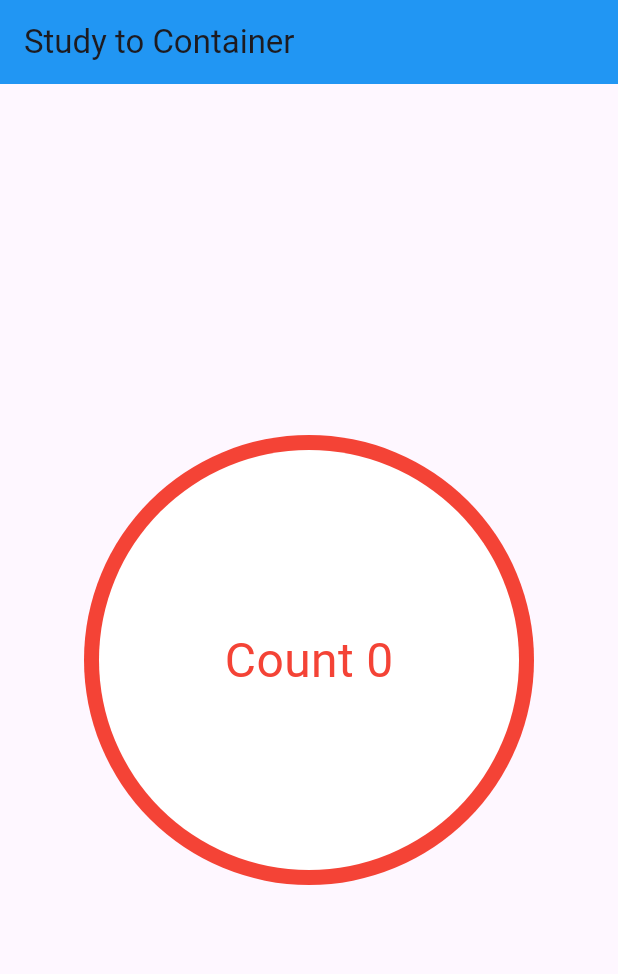
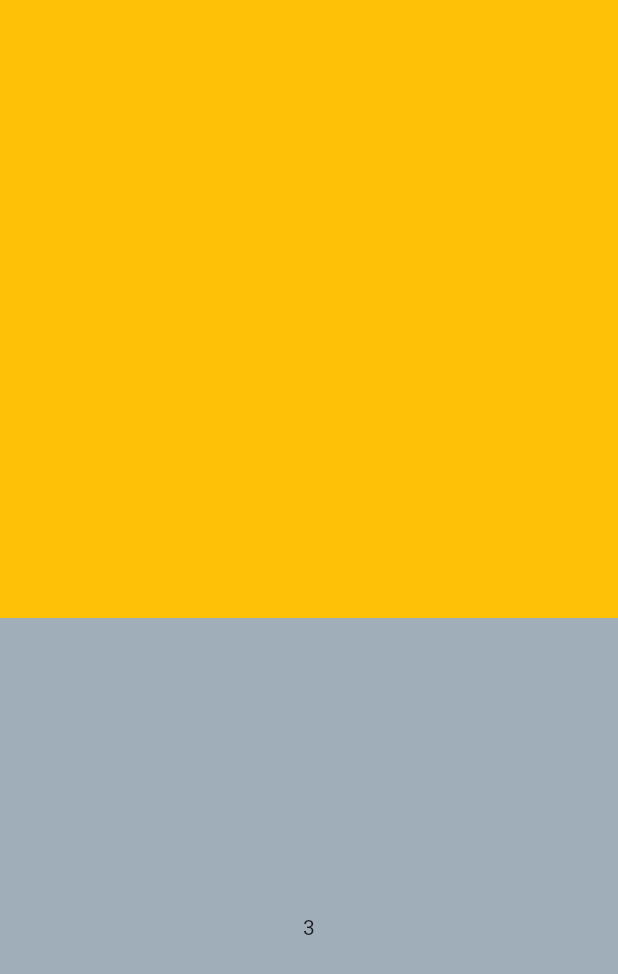
Before and after one commit to ryan2414/flutter_widget, a Flutter app: the screen it shows after launch, on a phone screen of 412 x 824 dp. Shown: the top 974 px of the screen. Run offline on Flutter 3.47's test engine with Material 3 defaults, Android fonts, the phone set to English and light mode, and no system bars.

Commit message:
stateful widget , stateless widget

```diff
--- a/lib/main.dart
+++ b/lib/main.dart
@@ -1,15 +1,21 @@
 import 'package:flutter/material.dart';
 
 void main() {
-  runApp(MaterialApp(
-    home: Scaffold(
-      appBar: AppBar(
-        title: Text('Study to Container'),
-        backgroundColor: Colors.blue,
-      ),
+  runApp(const MaterialApp(
+    home: HomeWidget(),
+  ));
+}
+
+class HomeWidget extends StatelessWidget {
+  const HomeWidget({super.key});
+
+  @override
+  Widget build(BuildContext context) {
+    return const SafeArea(
+        child: Scaffold(
       body: Body(),
-    ),
     ));
+  }
 }
 
 class Body extends StatelessWidget {
@@ -17,37 +23,75 @@ class Body extends StatelessWidget {
 
   @override
   Widget build(BuildContext context) {
-    return Stack(
-      children: [
-        Align(
-          alignment: Alignment.center,
+    return Column(children: [
+      ExampleStateless(),
+      ExampleStateful(index: 3),
+    ]);
+  }
+}
+
+class ExampleStateless extends StatelessWidget {
+  const ExampleStateless({super.key});
+
+  @override
+  Widget build(BuildContext context) {
+    return Expanded(
+      flex: 1,
       child: Container(
-            width: 300,
-            height: 300,
-            decoration: BoxDecoration(
-                color: Colors.red, borderRadius: BorderRadius.circular(150)),
+        color: Colors.amber,
       ),
-        ),
-        Align(
-          alignment: Alignment.center,
+    );
+  }
+}
+
+class ExampleStateful extends StatefulWidget {
+  final int index;
+
+  const ExampleStateful({required this.index, super.key});
+
+  @override
+  State<ExampleStateful> createState() => _ExampleStatefulState();
+}
+
+class _ExampleStatefulState extends State<ExampleStateful> {
+  late int _index;
+  late TextEditingController textController;
+
+  @override
+  void initState() {
+    super.initState();
+    _index = widget.index;
+    textController = TextEditingController();
+  }
+
+  @override
+  void dispose() {
+    textController.dispose();
+    super.dispose();
+  }
+
+  @override
+  Widget build(BuildContext context) {
+    return Expanded(
+      flex: 1,
+      child: GestureDetector(
+        onTap: () {
+          setState(() {
+            if (_index == 5) {
+              _index = 0;
+              return;
+            }
+
+            _index++;
+          });
+        },
         child: Container(
-            width: 280,
-            height: 280,
-            decoration: BoxDecoration(
-              color: Colors.white,
-              borderRadius: BorderRadius.circular(140),
+          color: Colors.blueGrey.withOpacity(_index / 5),
+          child: Center(
+            child: Text('$_index'),
           ),
         ),
       ),
-        Align(
-          alignment: Alignment.center,
-          child: Text('Count 0',
-              style: TextStyle(
-                color: Colors.red,
-                fontSize: 32,
-              )),
-        ),
-      ],
     );
   }
 }
```
Lines whose indentation alone changed are shown as unchanged.
